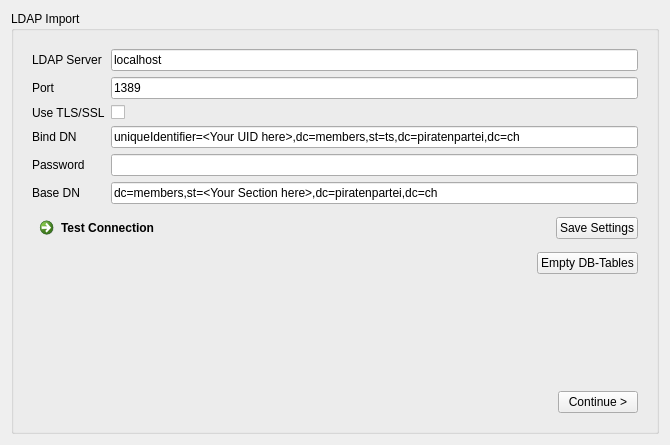
First picture: the form in forms/LDAPImport.ui, repository LukyLuke/PiTres, before the edit.
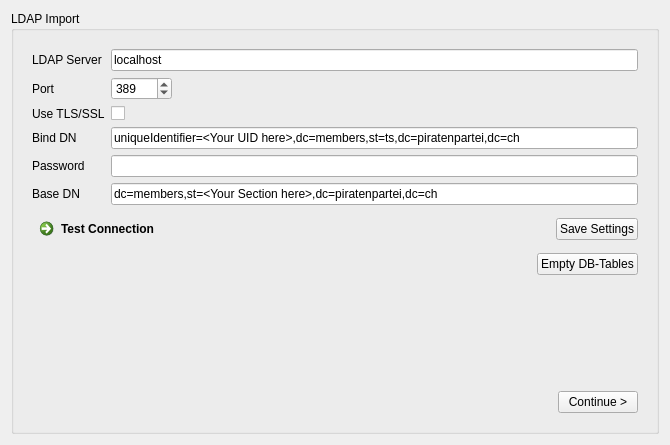
Second picture: the form after the edit.

Commit message: Port changed to a SpinBox

```diff
--- a/forms/LDAPImport.ui
+++ b/forms/LDAPImport.ui
@@ -53,19 +53,6 @@
               </property>
              </widget>
             </item>
-            <item row="1" column="1">
-             <widget class="QLineEdit" name="editPort">
-              <property name="inputMethodHints">
-               <set>Qt::ImhDigitsOnly|Qt::ImhPreferNumbers</set>
-              </property>
-              <property name="inputMask">
-               <string/>
-              </property>
-              <property name="text">
-               <string>1389</string>
-              </property>
-             </widget>
-            </item>
             <item row="2" column="0">
              <widget class="QLabel" name="label_8">
               <property name="text">
@@ -122,6 +109,16 @@
               </property>
              </widget>
             </item>
+            <item row="1" column="1">
+             <widget class="QSpinBox" name="editPort">
+              <property name="maximum">
+               <number>65534</number>
+              </property>
+              <property name="value">
+               <number>389</number>
+              </property>
+             </widget>
+            </item>
            </layout>
           </item>
           <item>
```
The commit also changes 1 other file.
